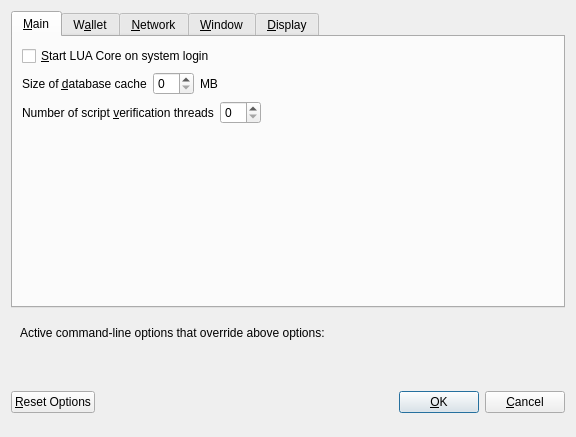
minblock/luascoin, file src/qt/forms/optionsdialog.ui: the form before one commit.
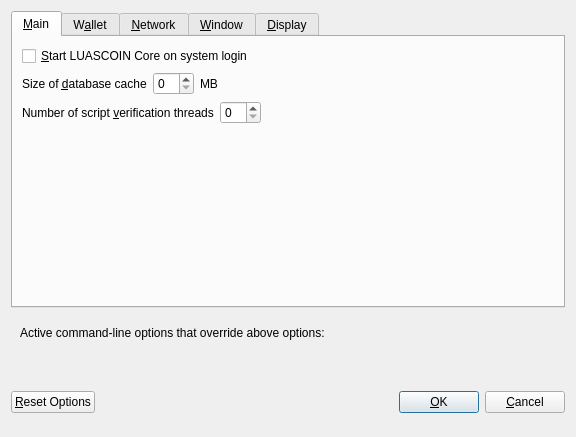
The form after the commit. Custom widgets are drawn as their Qt base class.

Patch:
```diff
--- a/src/qt/forms/optionsdialog.ui
+++ b/src/qt/forms/optionsdialog.ui
@@ -33,7 +33,7 @@
           <string>Automatically start LUA Core after logging in to the system.</string>
          </property>
          <property name="text">
-          <string>&amp;Start LUA Core on system login</string>
+          <string>&amp;Start LUASCOIN Core on system login</string>
          </property>
         </widget>
        </item>
```
Left out of the diff: 16 changed lines with no effect on the pictures.
